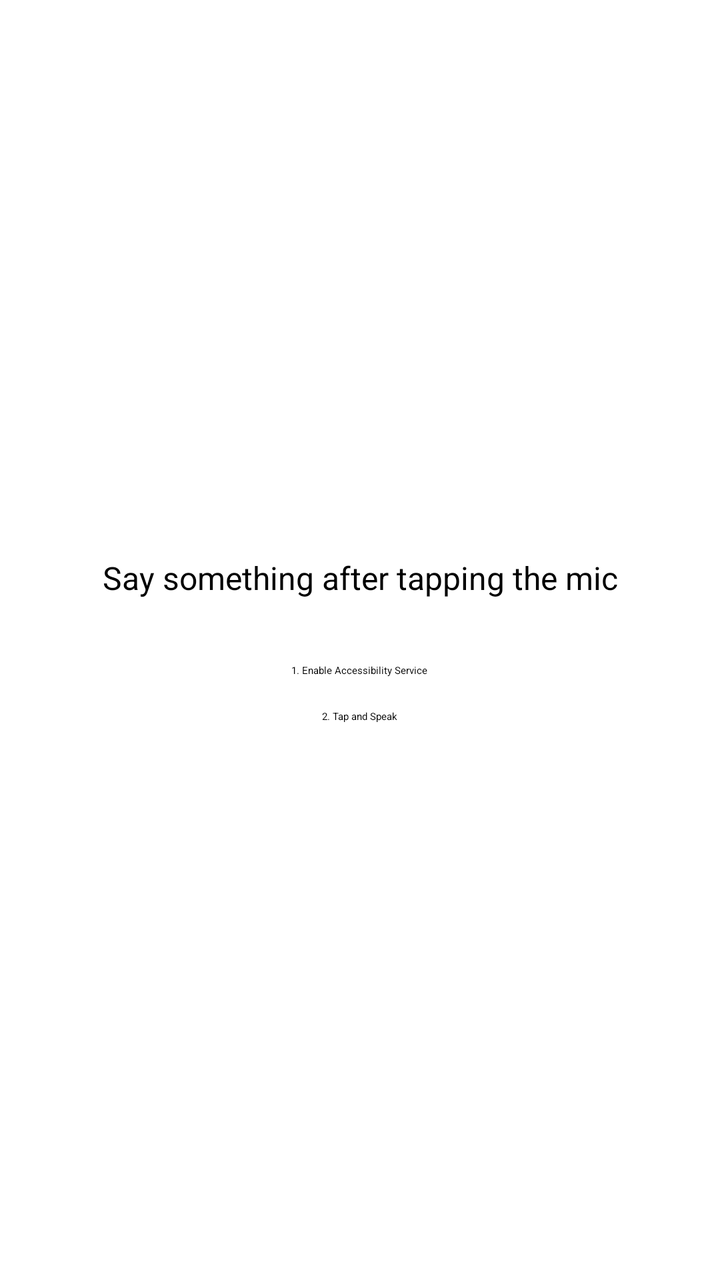
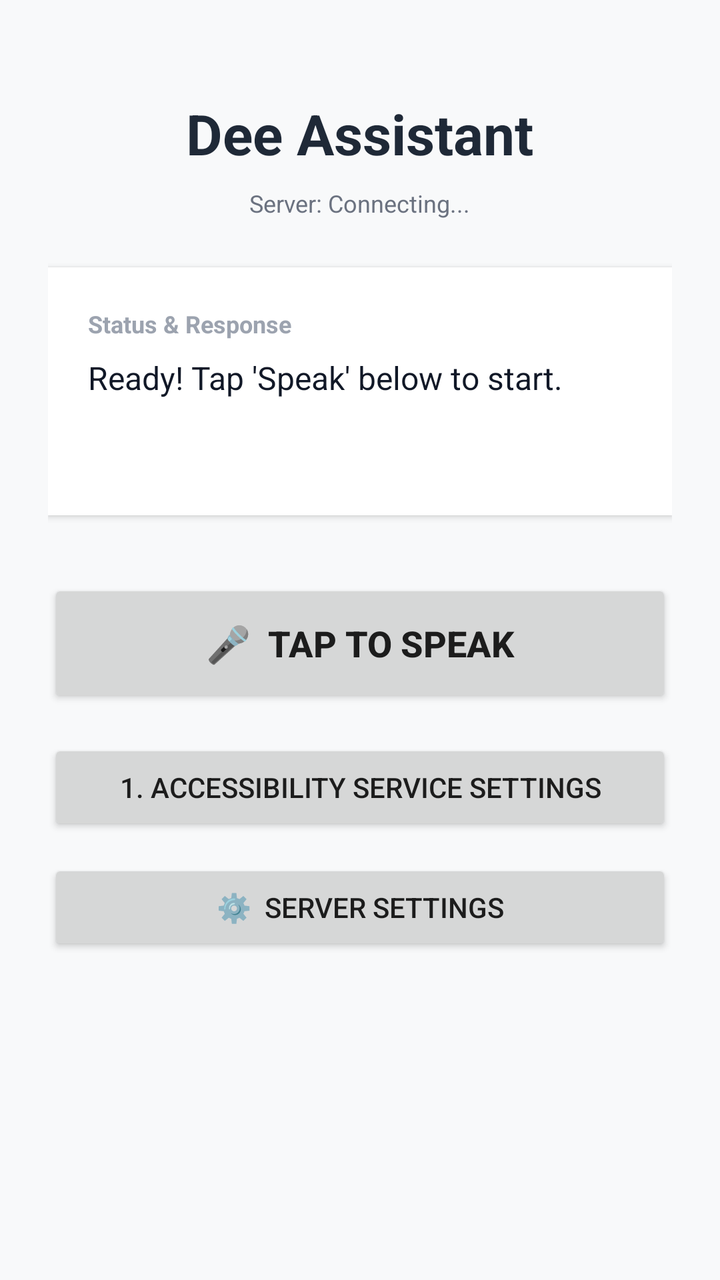

Compare the two renders of this Android layout. The source of the first and the diff that turns it into the second are given below.
<!-- AndroidManifest.xml: application theme Theme.DeeAssistant -->
<!-- res/layout/activity_main.xml -->
<?xml version="1.0" encoding="utf-8"?>
<LinearLayout xmlns:android="http://schemas.android.com/apk/res/android"
    android:layout_width="match_parent"
    android:layout_height="match_parent"
    android:orientation="vertical"
    android:gravity="center"
    android:padding="24dp">

    <TextView
        android:id="@+id/statusText"
        android:layout_width="match_parent"
        android:layout_height="wrap_content"
        android:text="Say something after tapping the mic"
        android:textSize="16sp"
        android:gravity="center"
        android:paddingBottom="32dp" />

    <Button
        android:id="@+id/enableAccessibilityButton"
        android:layout_width="wrap_content"
        android:layout_height="wrap_content"
        android:text="1. Enable Accessibility Service"
        android:layout_marginBottom="16dp" />

    <Button
        android:id="@+id/micButton"
        android:layout_width="wrap_content"
        android:layout_height="wrap_content"
        android:text="2. Tap and Speak" />

</LinearLayout>
<!-- resources referenced by this layout -->
<resources>

</resources>

<!-- the commit's change to res/layout/activity_main.xml (unified diff, before → after) -->
@@ -1,31 +1,92 @@
 <?xml version="1.0" encoding="utf-8"?>
-<LinearLayout xmlns:android="http://schemas.android.com/apk/res/android"
+<ScrollView xmlns:android="http://schemas.android.com/apk/res/android"
     android:layout_width="match_parent"
     android:layout_height="match_parent"
-    android:orientation="vertical"
-    android:gravity="center"
-    android:padding="24dp">
+    android:fillViewport="true"
+    android:background="#F8F9FA">
 
-    <TextView
-        android:id="@+id/statusText"
+    <LinearLayout
         android:layout_width="match_parent"
         android:layout_height="wrap_content"
-        android:text="Say something after tapping the mic"
-        android:textSize="16sp"
-        android:gravity="center"
-        android:paddingBottom="32dp" />
+        android:orientation="vertical"
+        android:gravity="center_horizontal"
+        android:padding="24dp">
 
-    <Button
-        android:id="@+id/enableAccessibilityButton"
-        android:layout_width="wrap_content"
-        android:layout_height="wrap_content"
-        android:text="1. Enable Accessibility Service"
-        android:layout_marginBottom="16dp" />
+        <TextView
+            android:layout_width="wrap_content"
+            android:layout_height="wrap_content"
+            android:text="Dee Assistant"
+            android:textSize="28sp"
+            android:textStyle="bold"
+            android:textColor="#1F2937"
+            android:layout_marginTop="24dp"
+            android:layout_marginBottom="8dp" />
 
-    <Button
-        android:id="@+id/micButton"
-        android:layout_width="wrap_content"
-        android:layout_height="wrap_content"
-        android:text="2. Tap and Speak" />
+        <TextView
+            android:id="@+id/serverInfoText"
+            android:layout_width="wrap_content"
+            android:layout_height="wrap_content"
+            android:text="Server: Connecting..."
+            android:textSize="12sp"
+            android:textColor="#6B7280"
+            android:layout_marginBottom="24dp" />
 
-</LinearLayout>
+        
+        <LinearLayout
+            android:layout_width="match_parent"
+            android:layout_height="wrap_content"
+            android:orientation="vertical"
+            android:background="#FFFFFF"
+            android:padding="20dp"
+            android:layout_marginBottom="32dp"
+            android:elevation="2dp">
+
+            <TextView
+                android:layout_width="wrap_content"
+                android:layout_height="wrap_content"
+                android:text="Status &amp; Response"
+                android:textSize="12sp"
+                android:textStyle="bold"
+                android:textColor="#9CA3AF"
+                android:layout_marginBottom="8dp" />
+
+            <TextView
+                android:id="@+id/statusText"
+                android:layout_width="match_parent"
+                android:layout_height="wrap_content"
+                android:text="Ready! Tap 'Speak' below to start."
+                android:textSize="16sp"
+                android:textColor="#111827"
+                android:minLines="3" />
+        </LinearLayout>
+
+        
+        <Button
+            android:id="@+id/micButton"
+            android:layout_width="match_parent"
+            android:layout_height="64dp"
+            android:text="🎤  Tap to Speak"
+            android:textSize="18sp"
+            android:textStyle="bold"
+            android:layout_marginBottom="16dp" />
+
+        
+        <Button
+            android:id="@+id/enableAccessibilityButton"
+            style="?attr/materialButtonOutlinedStyle"
+            android:layout_width="match_parent"
+            android:layout_height="wrap_content"
+            android:text="1. Accessibility Service Settings"
+            android:layout_marginBottom="12dp" />
+
+        
+        <Button
+            android:id="@+id/settingsButton"
+            style="?attr/materialButtonOutlinedStyle"
+            android:layout_width="match_parent"
+            android:layout_height="wrap_content"
+            android:text="⚙️  Server Settings"
+            android:layout_marginBottom="12dp" />
+
+    </LinearLayout>
+</ScrollView>
<!-- resource entries referenced after the edit -->
@@ -1,5 +1,5 @@
 <!-- resources referenced by this layout -->
 <resources>
-
+  <style name="Theme.Dee" parent="Theme.AppCompat.DayNight.DarkActionBar" />
 </resources>
 
